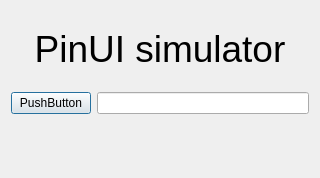
Above: QT_pankki/pankkiautomaatti/pinui.ui from YvonneFrankort/Barbie-ATM before the change. Below: the same form after it.
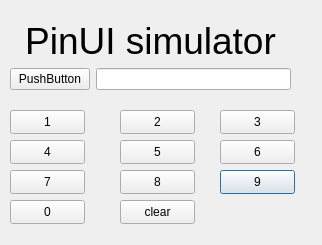
That is the form after the change.

Diff of the .ui file:
```diff
--- a/QT_pankki/pankkiautomaatti/pinui.ui
+++ b/QT_pankki/pankkiautomaatti/pinui.ui
@@ -6,13 +6,165 @@
    <rect>
     <x>0</x>
     <y>0</y>
-    <width>320</width>
-    <height>178</height>
+    <width>322</width>
+    <height>245</height>
    </rect>
   </property>
   <property name="windowTitle">
    <string>Dialog</string>
   </property>
+  <widget class="QPushButton" name="numero9">
+   <property name="geometry">
+    <rect>
+     <x>220</x>
+     <y>170</y>
+     <width>75</width>
+     <height>24</height>
+    </rect>
+   </property>
+   <property name="text">
+    <string>9</string>
+   </property>
+  </widget>
+  <widget class="QPushButton" name="numero8">
+   <property name="geometry">
+    <rect>
+     <x>120</x>
+     <y>170</y>
+     <width>75</width>
+     <height>24</height>
+    </rect>
+   </property>
+   <property name="text">
+    <string>8</string>
+   </property>
+  </widget>
+  <widget class="QPushButton" name="numero6">
+   <property name="geometry">
+    <rect>
+     <x>220</x>
+     <y>140</y>
+     <width>75</width>
+     <height>24</height>
+    </rect>
+   </property>
+   <property name="text">
+    <string>6</string>
+   </property>
+  </widget>
+  <widget class="QPushButton" name="numero4">
+   <property name="geometry">
+    <rect>
+     <x>10</x>
+     <y>140</y>
+     <width>75</width>
+     <height>24</height>
+    </rect>
+   </property>
+   <property name="text">
+    <string>4</string>
+   </property>
+  </widget>
+  <widget class="QPushButton" name="numero3">
+   <property name="geometry">
+    <rect>
+     <x>220</x>
+     <y>110</y>
+     <width>75</width>
+     <height>24</height>
+    </rect>
+   </property>
+   <property name="text">
+    <string>3</string>
+   </property>
+  </widget>
+  <widget class="QPushButton" name="numero1">
+   <property name="geometry">
+    <rect>
+     <x>10</x>
+     <y>110</y>
+     <width>75</width>
+     <height>24</height>
+    </rect>
+   </property>
+   <property name="text">
+    <string>1</string>
+   </property>
+  </widget>
+  <widget class="QPushButton" name="numero2">
+   <property name="geometry">
+    <rect>
+     <x>120</x>
+     <y>110</y>
+     <width>75</width>
+     <height>24</height>
+    </rect>
+   </property>
+   <property name="text">
+    <string>2</string>
+   </property>
+  </widget>
+  <widget class="QPushButton" name="numero0">
+   <property name="geometry">
+    <rect>
+     <x>10</x>
+     <y>200</y>
+     <width>75</width>
+     <height>24</height>
+    </rect>
+   </property>
+   <property name="text">
+    <string>0</string>
+   </property>
+  </widget>
+  <widget class="QPushButton" name="Reset">
+   <property name="geometry">
+    <rect>
+     <x>120</x>
+     <y>200</y>
+     <width>75</width>
+     <height>24</height>
+    </rect>
+   </property>
+   <property name="text">
+    <string>clear</string>
+   </property>
+  </widget>
+  <widget class="QPushButton" name="numero5">
+   <property name="geometry">
+    <rect>
+     <x>120</x>
+     <y>140</y>
+     <width>75</width>
+     <height>24</height>
+    </rect>
+   </property>
+   <property name="text">
+    <string>5</string>
+   </property>
+  </widget>
+  <widget class="QPushButton" name="numero7">
+   <property name="geometry">
+    <rect>
+     <x>10</x>
+     <y>170</y>
+     <width>75</width>
+     <height>24</height>
+    </rect>
+   </property>
+   <property name="text">
+    <string>7</string>
+   </property>
+  </widget>
+  <widget class="QWidget" name="verticalLayoutWidget">
+   <property name="geometry">
+    <rect>
+     <x>10</x>
+     <y>20</y>
+     <width>281</width>
+     <height>83</height>
+    </rect>
+   </property>
   <layout class="QVBoxLayout" name="verticalLayout">
    <item>
     <widget class="QLabel" name="label">
@@ -44,6 +196,7 @@
     </layout>
    </item>
   </layout>
+  </widget>
  </widget>
  <resources/>
  <connections/>
```
Left out of the diff: 2 changed lines with no effect on the pictures. Lines whose indentation alone changed are shown as unchanged.
